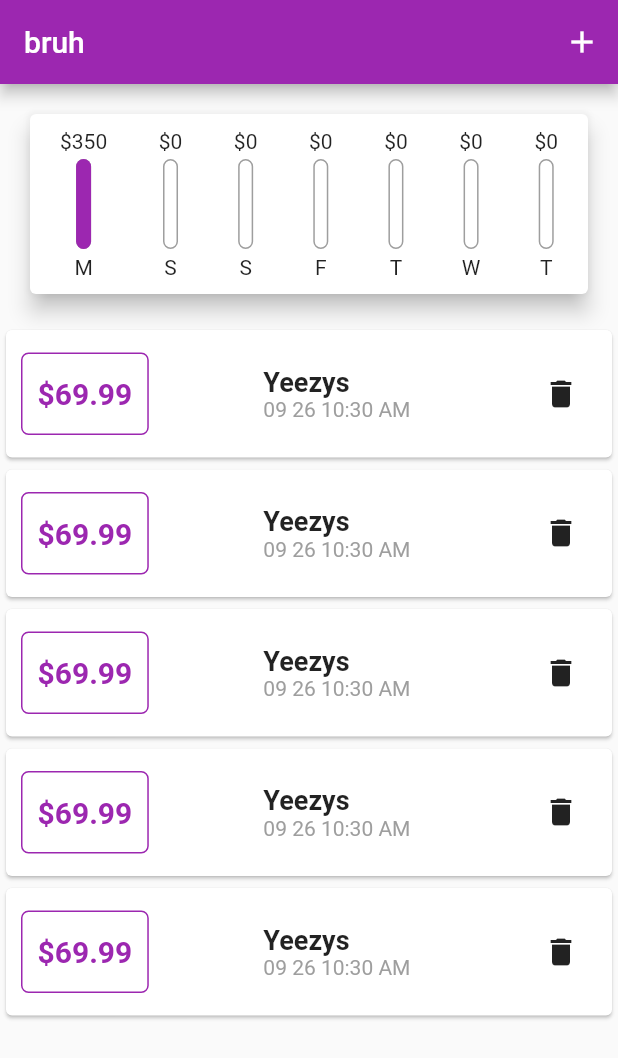
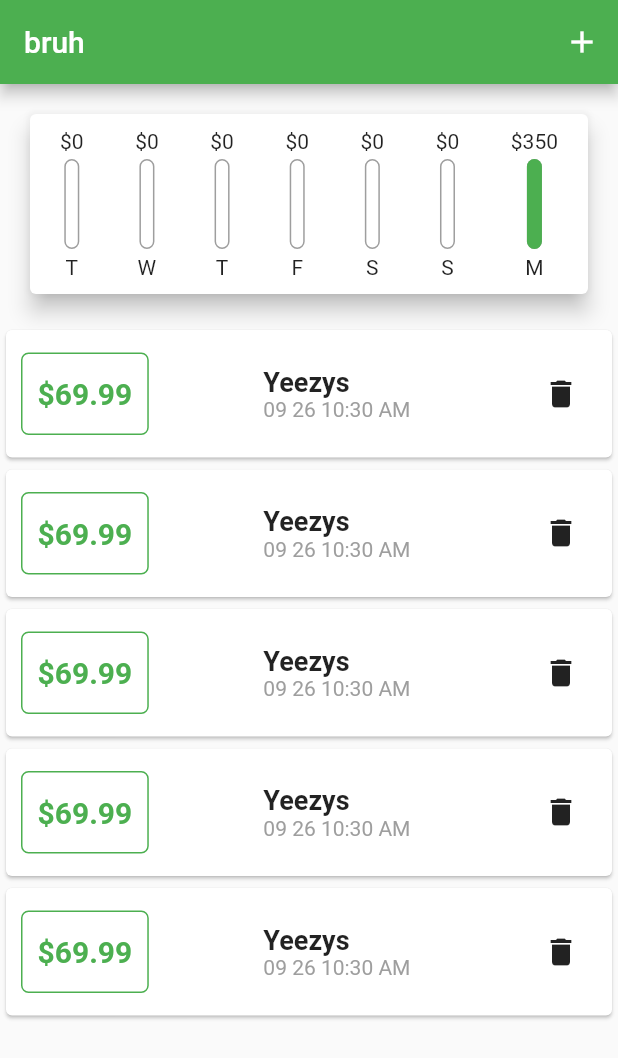
Before and after one commit to NyllRE/flutter_mastering, a Flutter app: the screen it shows after launch, after a tap on "Expenses App", on a phone screen of 412 x 824 dp. Shown: the top 1058 px of the screen. Run offline on Flutter 3.47's test engine with Material 2 defaults, Android fonts, the phone set to English and light mode, and no system bars; network calls fail.

Commit message:
fixed date sorting + changed theme colors

```diff
--- a/lib/expenses/expenses_app.dart
+++ b/lib/expenses/expenses_app.dart
@@ -12,7 +12,7 @@ class ExpensesApp extends StatelessWidget {
     return MaterialApp(
       title: 'Randomizer',
       theme: ThemeData(
-        primarySwatch: Colors.purple,
+        primarySwatch: Colors.green,
       ),
       home: const RootPage(),
     );
--- a/lib/expenses/widgets/chart.dart
+++ b/lib/expenses/widgets/chart.dart
@@ -29,8 +29,7 @@ class Chart extends StatelessWidget {
           'day': DateFormat.E().format(weekDay).substring(0, 1),
           'amount': totalSum,
         };
-      },
-    );
+    }).reversed.toList();
   }
 
   double get maxSpending {
--- a/lib/expenses/widgets/transaction.dart
+++ b/lib/expenses/widgets/transaction.dart
@@ -32,7 +32,7 @@ class _TransactionWidgetState extends State<TransactionWidget> {
             padding: Edge(15, t: 10),
             decoration: BoxDecoration(
               border: Border.all(
-                color: Colors.purple,
+                color: Theme.of(context).primaryColor,
                 width: 1,
               ),
               borderRadius: BorderRadius.circular(5),
@@ -40,7 +40,7 @@ class _TransactionWidgetState extends State<TransactionWidget> {
             child: Text(
               '\$${widget.transactions[widget.idx].amount}',
               style: TextStyle(
-                  color: Colors.purple,
+                  color: Theme.of(context).primaryColor,
                   fontWeight: FontWeight.bold,
                   fontSize: 20),
             ),
--- a/lib/main.dart
+++ b/lib/main.dart
@@ -15,7 +15,7 @@ class MyApp extends StatelessWidget {
     return MaterialApp(
       title: 'Randomizer',
       theme: ThemeData(
-        primarySwatch: Colors.lightGreen,
+        primarySwatch: Colors.blueGrey,
       ),
       home: const RootPage(),
     );
```
